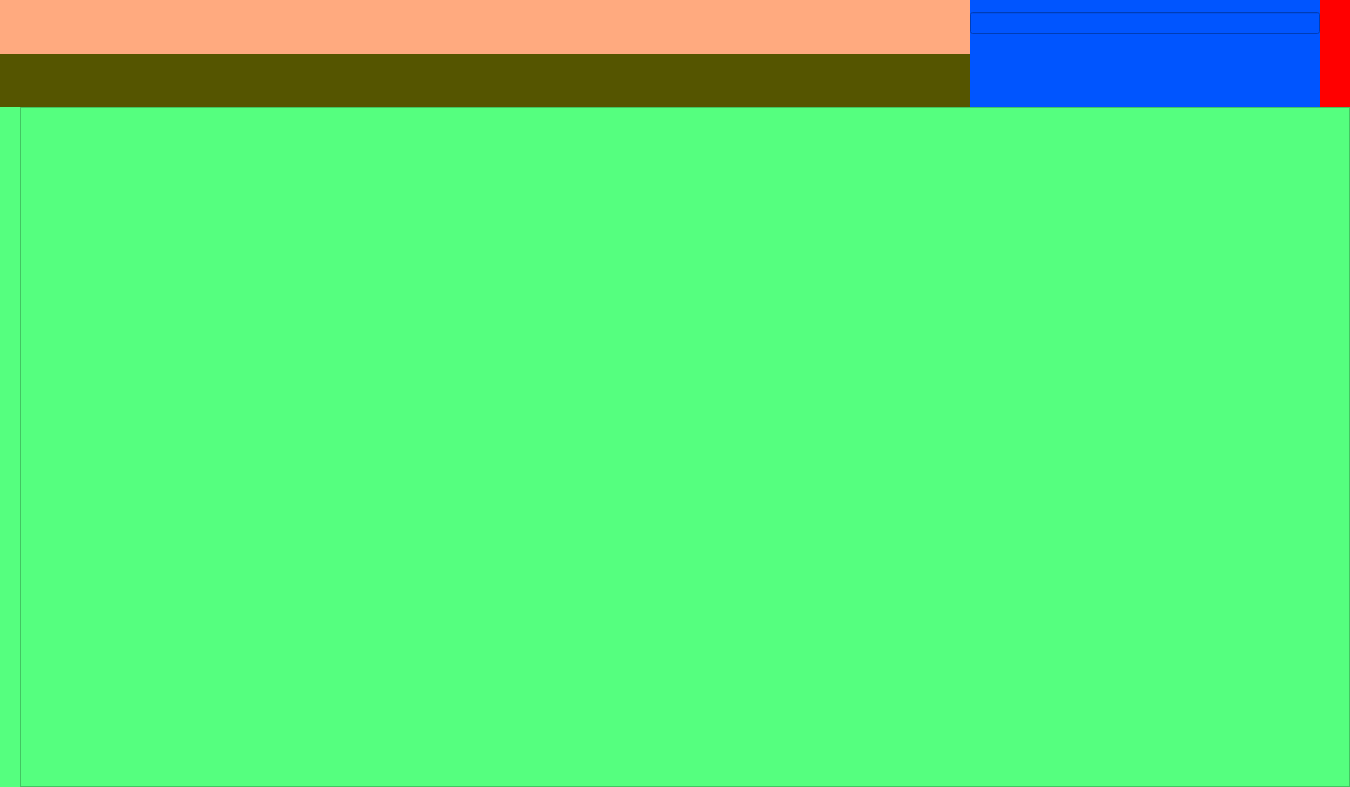
Above: MyVideoPlayer-Client/homepagewidget.ui from Kutbas/MyVideoPlayer-Client before the change. Below: the same form after it.
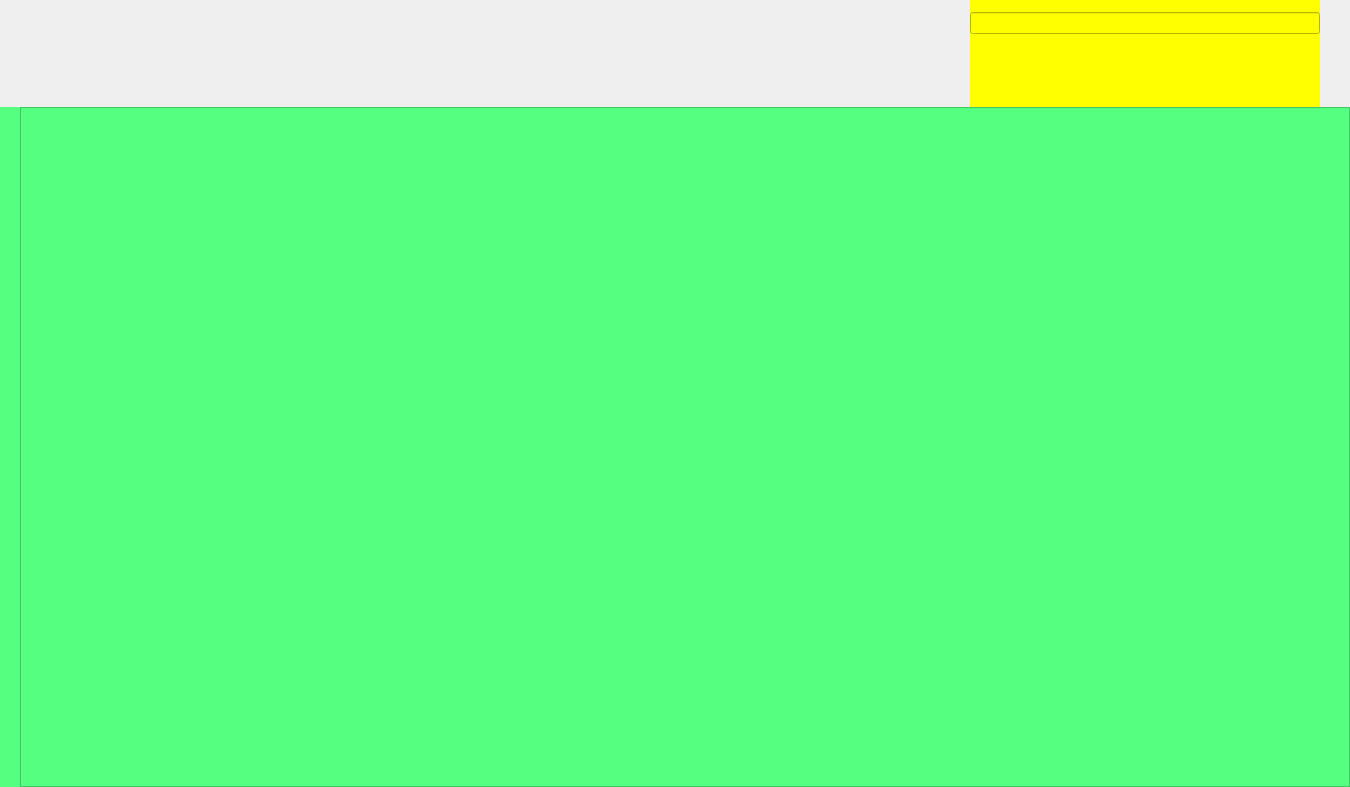
That is the form after the change.

```diff
--- a/MyVideoPlayer-Client/homepagewidget.ui
+++ b/MyVideoPlayer-Client/homepagewidget.ui
@@ -38,7 +38,7 @@
       </size>
      </property>
      <property name="styleSheet">
-      <string notr="true">background-color:rgb(255, 0, 0);</string>
+      <string notr="true"/>
      </property>
      <layout class="QHBoxLayout" name="horizontalLayout">
       <property name="spacing">
@@ -59,7 +59,12 @@
       <item>
        <widget class="QWidget" name="selectBox" native="true">
         <property name="styleSheet">
-         <string notr="true">background-color:rgb(255, 85, 255);</string>
+         <string notr="true">QPushButton{
+	font-family : 微软雅黑;
+	font-size : 16px;
+	border : none;
+	border-radius : 13px;
+}</string>
         </property>
         <layout class="QVBoxLayout" name="verticalLayout_2">
          <property name="spacing">
@@ -91,8 +96,13 @@
              <height>16777215</height>
             </size>
            </property>
+           <property name="layoutDirection">
+            <enum>Qt::LayoutDirection::LeftToRight</enum>
+           </property>
            <property name="styleSheet">
-            <string notr="true">background-color:rgb(255, 170, 127);</string>
+            <string notr="true">QPushButton{
+	font-weight : bold;
+}</string>
            </property>
            <layout class="QHBoxLayout" name="horizontalLayout_2">
             <property name="spacing">
@@ -110,19 +120,6 @@
             <property name="bottomMargin">
              <number>0</number>
             </property>
-            <item>
-             <spacer name="horizontalSpacer">
-              <property name="orientation">
-               <enum>Qt::Orientation::Horizontal</enum>
-              </property>
-              <property name="sizeHint" stdset="0">
-               <size>
-                <width>965</width>
-                <height>20</height>
-               </size>
-              </property>
-             </spacer>
-            </item>
             <item>
              <layout class="QHBoxLayout" name="classifyHLayout"/>
             </item>
@@ -144,7 +141,7 @@
             </size>
            </property>
            <property name="styleSheet">
-            <string notr="true">background-color:rgb(85, 85, 0);</string>
+            <string notr="true"/>
            </property>
            <layout class="QHBoxLayout" name="horizontalLayout_3">
             <property name="spacing">
@@ -163,20 +160,21 @@
              <number>0</number>
             </property>
             <item>
-             <layout class="QHBoxLayout" name="labelHLayout"/>
-            </item>
+             <layout class="QHBoxLayout" name="labelHLayout">
             <item>
-             <spacer name="horizontalSpacer_2">
+               <spacer name="horizontalSpacer">
               <property name="orientation">
                <enum>Qt::Orientation::Horizontal</enum>
               </property>
               <property name="sizeHint" stdset="0">
                <size>
-                <width>965</width>
+                  <width>40</width>
                 <height>20</height>
                </size>
               </property>
              </spacer>
+              </item>
+             </layout>
             </item>
            </layout>
           </widget>
@@ -199,7 +197,7 @@
          </size>
         </property>
         <property name="styleSheet">
-         <string notr="true">background-color:rgb(0, 85, 255);</string>
+         <string notr="true">background-color : rgb(255, 255, 0)</string>
         </property>
         <layout class="QVBoxLayout" name="verticalLayout_3">
          <property name="spacing">
@@ -218,7 +216,11 @@
           <number>0</number>
          </property>
          <item>
-          <widget class="QLineEdit" name="search"/>
+          <widget class="QLineEdit" name="search">
+           <property name="styleSheet">
+            <string notr="true"/>
+           </property>
+          </widget>
          </item>
          <item>
           <spacer name="verticalSpacer">
```
Lines whose indentation alone changed are shown as unchanged.
